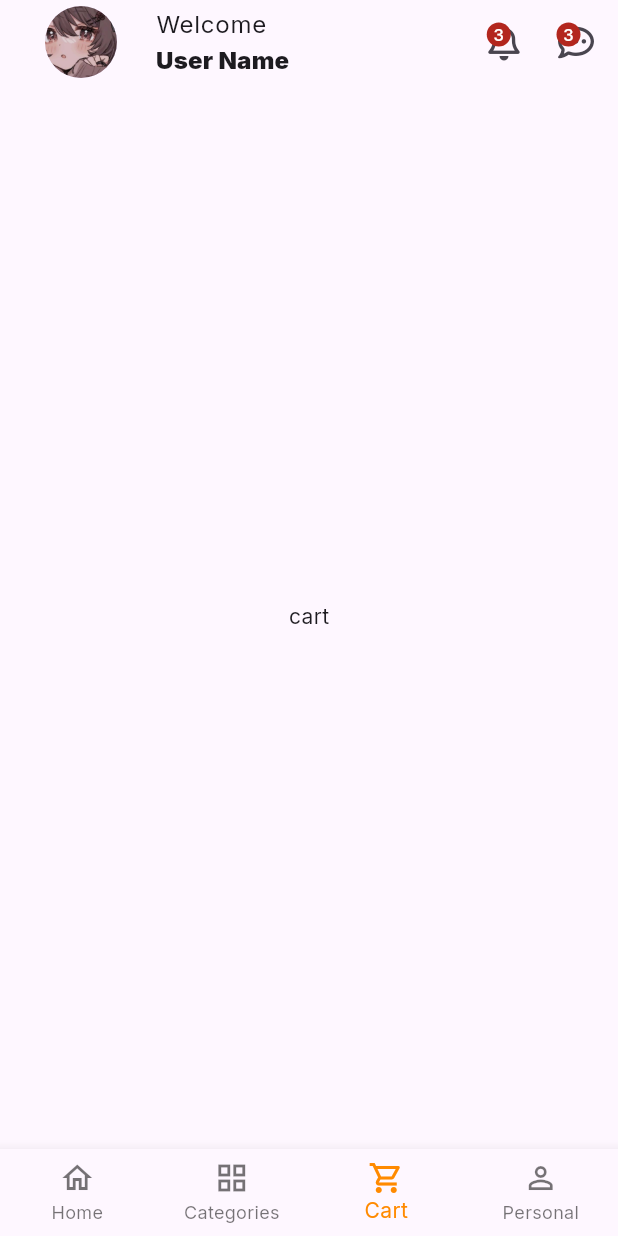
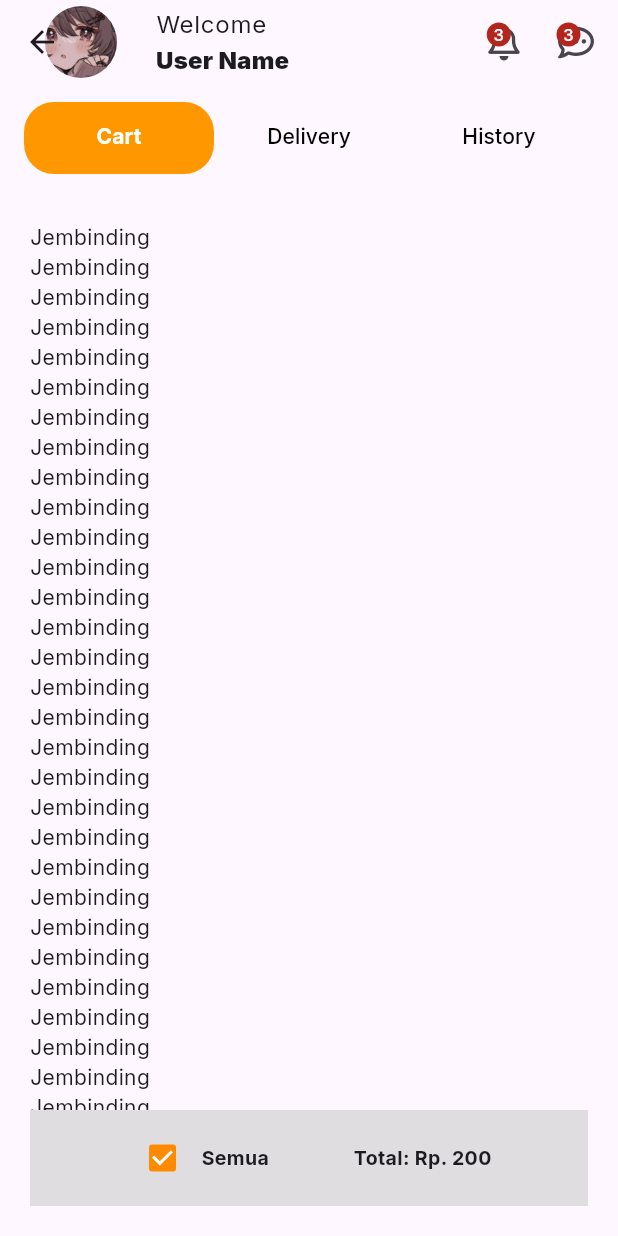
Before and after one commit to IbnuTopanAdib/fruit-shop, a Flutter app: the screen it shows after launch, item 3 of the bottom bar chosen, on a phone screen of 412 x 824 dp. Run offline on Flutter 3.47's test engine with Material 3 defaults, Android fonts, the phone set to English and light mode, and no system bars; our stand-ins replace dots_indicator, firebase_core, flutter_riverpod, font_awesome_flutter, google_fonts; accounts and stored records are empty.

Commit message:
create cart screen

```diff
--- a/lib/screen/cart_screen.dart
+++ b/lib/screen/cart_screen.dart
@@ -1,4 +1,5 @@
 import 'package:flutter/material.dart';
+import 'package:fruit_shop/const/palette.dart';
 
 class CartScreen extends StatefulWidget {
   const CartScreen({super.key});
@@ -10,6 +11,47 @@ class CartScreen extends StatefulWidget {
 class _CartScreenState extends State<CartScreen> {
   @override
   Widget build(BuildContext context) {
-    return Center(child: Text('cart'),);
+    return Column(
+      children: [
+        Expanded(
+          child: ListView.builder(
+            itemCount: 100,
+            itemBuilder: (context, index) {
+              return Text('Jembinding');
+            },
+          ),
+        ),
+        Container(
+          color: Color.fromRGBO(210, 210, 210, 0.69),
+          padding: const EdgeInsets.all(8),
+          child: Row(
+            mainAxisAlignment: MainAxisAlignment.spaceEvenly,
+            children: [
+              Row(
+                children: [
+                  Checkbox(
+                    value: true,
+                    onChanged: (value) {},
+                    activeColor: Palette.primary,
+                  ),
+                  const SizedBox(
+                    width: 2,
+                  ),
+                  const Text(
+                    'Semua',
+                    style: TextStyle(fontSize: 13, fontWeight: FontWeight.bold),
+                  )
+                ],
+              ),
+              Text(
+                'Total: Rp. 200',
+                style:
+                    const TextStyle(fontSize: 13, fontWeight: FontWeight.bold),
+              ),
+            ],
+          ),
+        )
+      ],
+    );
   }
 }
--- a/lib/screen/categories_screen.dart
+++ b/lib/screen/categories_screen.dart
@@ -14,7 +14,7 @@ class _CategoriesScreenState extends State<CategoriesScreen> {
     return Column(
       children: [
         Container(
-          height: 250,
+          height: 280,
           child: Expanded(
             child: Padding(
               padding: const EdgeInsets.all(16),
--- /dev/null
+++ b/lib/screen/order_screen.dart
@@ -0,0 +1,84 @@
+import 'package:flutter/material.dart';
+import 'package:fruit_shop/screen/cart_screen.dart';
+import 'package:fruit_shop/widgets/main_appbar.dart';
+
+class OrderScreen extends StatefulWidget {
+  const OrderScreen({super.key});
+
+  @override
+  State<OrderScreen> createState() => _OrderScreenState();
+}
+
+class _OrderScreenState extends State<OrderScreen>
+    with SingleTickerProviderStateMixin {
+  late TabController _tabController;
+
+  @override
+  void initState() {
+    super.initState();
+    _tabController = TabController(vsync: this, length: 3);
+  }
+
+  @override
+  Widget build(BuildContext context) {
+    return Scaffold(
+        appBar: AppBar(flexibleSpace: const MainAppBar()),
+        body: Column(
+          children: [
+            Container(
+              padding:
+                  const EdgeInsets.symmetric(horizontal: 16.0, vertical: 12),
+              child: TabBar(
+                dividerColor: Colors.transparent,
+                overlayColor: WidgetStateProperty.all(Colors.transparent),
+                splashFactory: NoSplash.splashFactory,
+                indicatorColor: Colors.transparent,
+                indicatorSize: TabBarIndicatorSize.tab,
+                controller: _tabController,
+                indicator: BoxDecoration(
+                  borderRadius: BorderRadius.circular(20),
+                  color: Colors.orange,
+                ),
+                labelColor: Colors.white,
+                unselectedLabelColor: Colors.black,
+                unselectedLabelStyle: const TextStyle(
+                  color: Colors.black,
+                ),
+                labelStyle: const TextStyle(
+                  fontWeight: FontWeight.bold,
+                ),
+                tabs: const [
+                  Tab(
+                    text: 'Cart',
+                  ),
+                  Tab(
+                    text: 'Delivery',
+                  ),
+                  Tab(
+                    text: 'History',
+                  ),
+                ],
+              ),
+            ),
+            Expanded(
+              child: Container(
+                padding: const EdgeInsets.all(20),
+                width: double.maxFinite,
+                child: TabBarView(
+                  controller: _tabController,
+                  children: const [
+                    CartScreen(),
+                    Center(
+                      child: Text('Ijik'),
+                    ),
+                    Center(
+                      child: Text('Ijik'),
+                    ),
+                  ],
+                ),
+              ),
+            )
+          ],
+        ));
+  }
+}
```
Also changed, not shown: lib/screen/main_screen.dart (+11 -3 lines), lib/widgets/cart_item.dart (added, +57 -0 lines).
